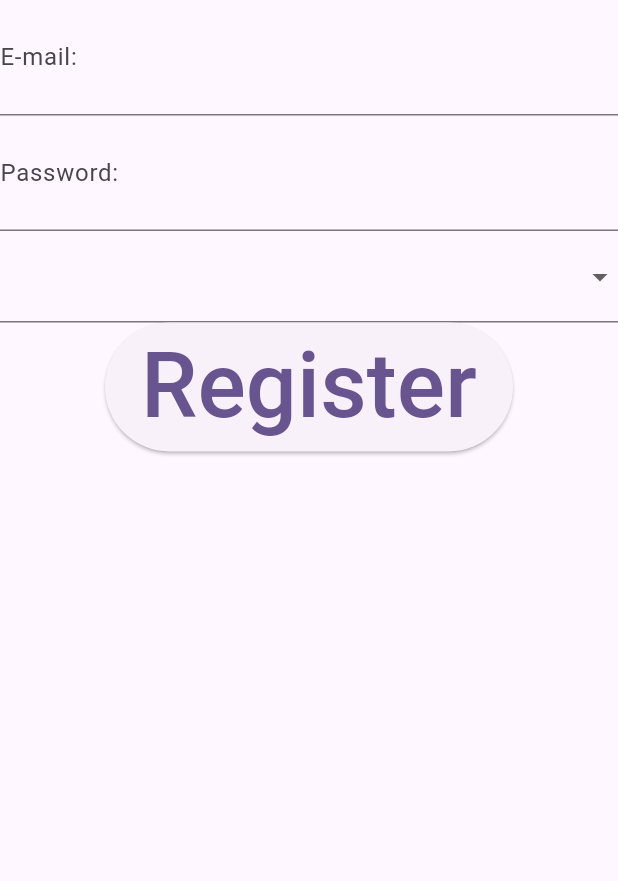
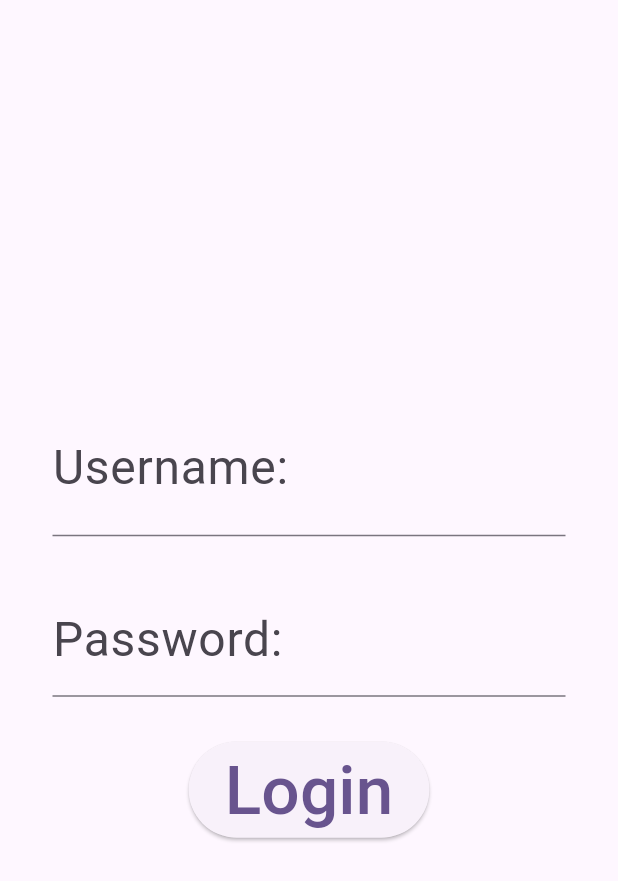
Before and after one commit to CSCI4100U/mobile-group-project-2023-sitrus, a Flutter app: the LoginPage screen opened directly, on a phone screen of 412 x 824 dp. Shown: the top 881 px of the screen. Run offline on Flutter 3.47's test engine with Material 2 defaults, Android fonts, the phone set to English and light mode, and no system bars.

Commit message:
Update login_page.dart

```diff
--- a/student_helper_app/lib/pages/login_page.dart
+++ b/student_helper_app/lib/pages/login_page.dart
@@ -1,7 +1,6 @@
 //should use school's login?
 //have the standards for login pages
 import 'package:flutter/material.dart';
-
 
 
 class LoginPage extends StatefulWidget {
@@ -15,17 +14,23 @@ class _LoginPageState extends State<LoginPage> {
   final formKey = GlobalKey<FormState>();
   @override
   Widget build(BuildContext context) {
+    return Scaffold(
+      body: Form(
 
-    return Form(
-      child: Material(
             key: formKey,
             child: Column(
+
+              mainAxisAlignment: MainAxisAlignment.center,
+
               children: [
-            TextFormField(
-              style: const TextStyle(fontSize: 30),
+
+                Container(
+                  margin: const EdgeInsets.symmetric(horizontal: 35),
+                  child: TextFormField(
+                    style: const TextStyle(fontSize: 40, ),
                     decoration: const InputDecoration(
-                label: Text("E-mail: "),
-                hintText: "name@email.com",
+                      label: Text("Username: ", textScaleFactor: 2),
+                      hintText: "username",
                     ),
                     validator: (value){
                       print("validating email: $value");
@@ -35,47 +40,47 @@ class _LoginPageState extends State<LoginPage> {
                       return null;
                     },
                     onSaved: (value){
-                print("Saving Email $value");
+                      print("Saving username $value");
                     },
                   ),
-            TextFormField(
+                ),
+                Container(
+                  margin: const EdgeInsets.symmetric(vertical: 30, horizontal: 35),
+                  child: TextFormField(
                     style: const TextStyle(fontSize: 30),
                     obscureText: true,
                     decoration: const InputDecoration(
-                label: Text("Password: "),
+                      label: Text("Password: ", textScaleFactor: 2),
 
                     ),
                     onSaved: (value){
-                print("Saving Email $value");
+                      print("Saving password $value");
                     },
                   ),
-            DropdownButtonFormField(
-                style: const TextStyle(fontSize: 30),
-                items: <String>["Canada", "USA", "Mars"]
-                    .map<DropdownMenuItem>((String value){
-                  return DropdownMenuItem<String>(value: value,child: Text(value));
-                }).toList(),
-                onChanged: (value){
-                  print(value);
-                }),
-            ElevatedButton(onPressed: (){
-              print("Attempting to register");
+                ),
+
+                ElevatedButton(
+
+                  onPressed: (){
+                  print("Attempting to login");
 
                   if(formKey.currentState!.validate()){
                     print("validated");
                     formKey.currentState!.save();
-                ScaffoldMessenger.of(context).showSnackBar(const SnackBar(content: Text("Registered User")));
+                    ScaffoldMessenger.of(context).showSnackBar(const SnackBar(content: Text("User Logged In")));
                   } else {
-                ScaffoldMessenger.of(context).showSnackBar(const SnackBar(content: Text("Registration Failed")));
+                    ScaffoldMessenger.of(context).showSnackBar(const SnackBar(content: Text("Incorrect username or password")));
                   }
-            }, child: const Text("Register", textScaleFactor: 2, style: TextStyle(fontSize: 30),),
+                }, child: const Text("Login", textScaleFactor: 1.5, style: TextStyle(fontSize: 30),  ),
 
                 )
               ],
             ),
-      )
 
+
+      ),
     );
+
 
   }
 }
```
Lines whose indentation alone changed are shown as unchanged.
